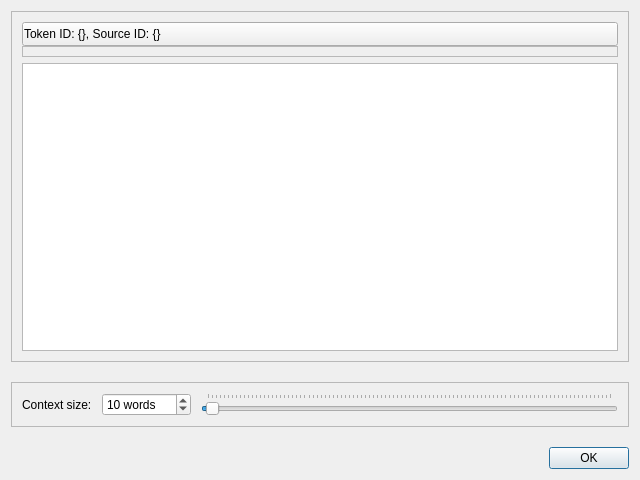
Qt form coquery/gui/contextview.ui (gkunter/coquery) before a commit.
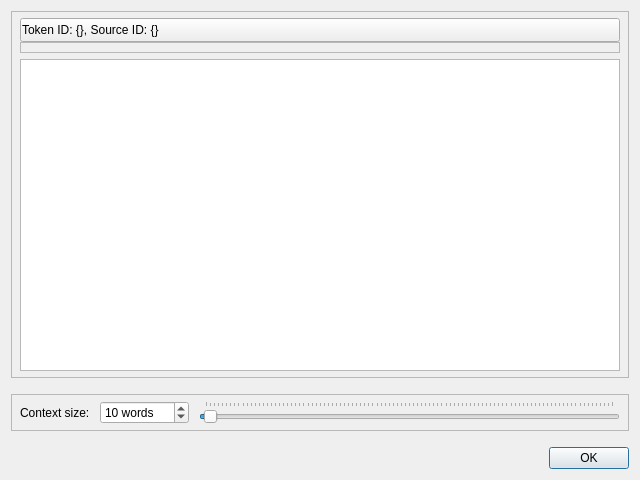
The same form after that commit.

Diff of the .ui file:
```diff
--- a/coquery/gui/contextview.ui
+++ b/coquery/gui/contextview.ui
@@ -15,7 +15,7 @@
   </property>
   <layout class="QVBoxLayout" name="verticalLayout_3">
    <property name="spacing">
-    <number>20</number>
+    <number>16</number>
    </property>
    <item>
     <widget class="QFrame" name="box_context">
@@ -26,8 +26,17 @@
       <enum>QFrame::Raised</enum>
      </property>
      <layout class="QVBoxLayout" name="verticalLayout_2">
-      <property name="margin">
-       <number>10</number>
+      <property name="leftMargin">
+       <number>8</number>
+      </property>
+      <property name="topMargin">
+       <number>6</number>
+      </property>
+      <property name="rightMargin">
+       <number>8</number>
+      </property>
+      <property name="bottomMargin">
+       <number>6</number>
       </property>
       <item>
        <layout class="QVBoxLayout" name="verticalLayout">
@@ -104,8 +113,17 @@
       <property name="spacing">
        <number>10</number>
       </property>
-      <property name="margin">
-       <number>10</number>
+      <property name="leftMargin">
+       <number>8</number>
+      </property>
+      <property name="topMargin">
+       <number>6</number>
+      </property>
+      <property name="rightMargin">
+       <number>8</number>
+      </property>
+      <property name="bottomMargin">
+       <number>6</number>
       </property>
       <item>
        <widget class="QLabel" name="label_4">
```
